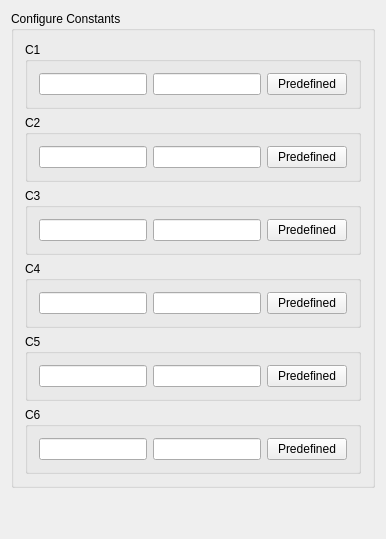
Qt form constants.ui (KDE/kcalc) before a commit.
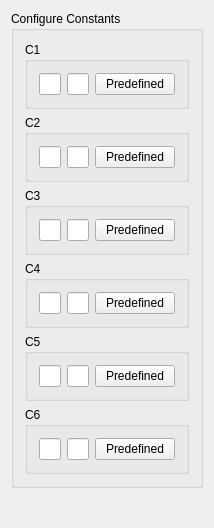
The same form after that commit. Custom widgets are drawn as their Qt base class.

Commit message: Minor UI improvements in config dialog

```diff
--- a/constants.ui
+++ b/constants.ui
@@ -1,6 +1,14 @@
 <ui version="4.0" >
  <class>Constants</class>
  <widget class="QWidget" name="Constants" >
+  <property name="geometry" >
+   <rect>
+    <x>0</x>
+    <y>0</y>
+    <width>201</width>
+    <height>528</height>
+   </rect>
+  </property>
   <property name="windowTitle" >
    <string>Constants</string>
   </property>
```
The commit also changes 3 other files.
